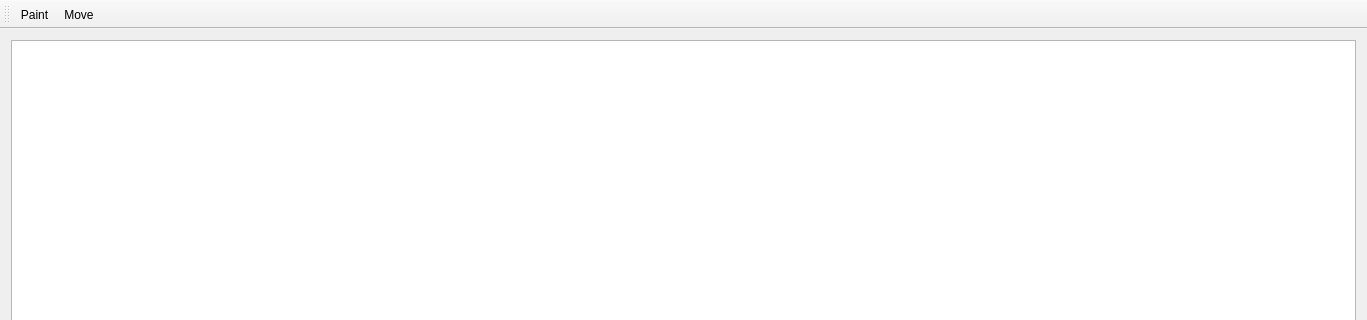
Above: mainwindow.ui from waffle-iron/Journal before the change; both pictures show x 0 to 1367 and y 0 to 320 of the 1367 by 720 pixel window. Below: the same form after it.
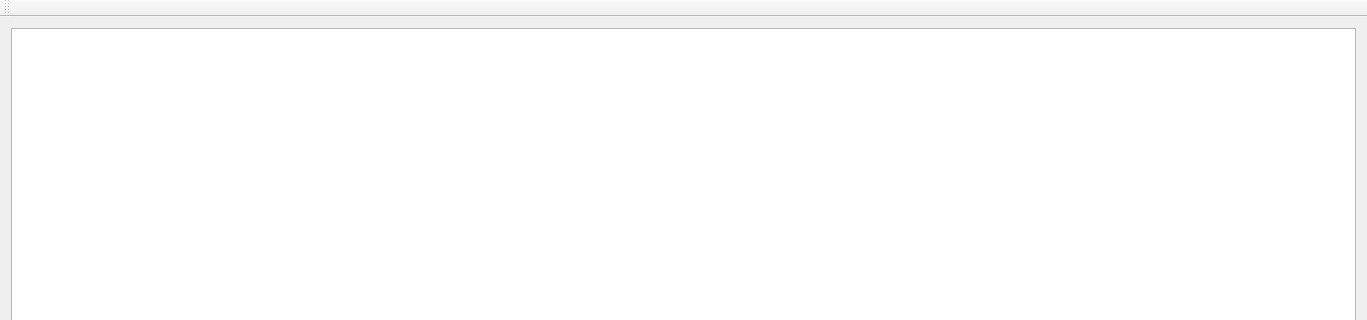
That is the form after the change.

Patch:
```diff
--- a/mainwindow.ui
+++ b/mainwindow.ui
@@ -37,20 +37,8 @@
    <attribute name="toolBarBreak">
     <bool>false</bool>
    </attribute>
-   <addaction name="actionPaint"/>
-   <addaction name="actionMove"/>
   </widget>
   <widget class="QStatusBar" name="statusBar"/>
-  <action name="actionPaint">
-   <property name="text">
-    <string>Paint</string>
-   </property>
-  </action>
-  <action name="actionMove">
-   <property name="text">
-    <string>Move</string>
-   </property>
-  </action>
  </widget>
  <layoutdefault spacing="6" margin="11"/>
  <resources/>
```
